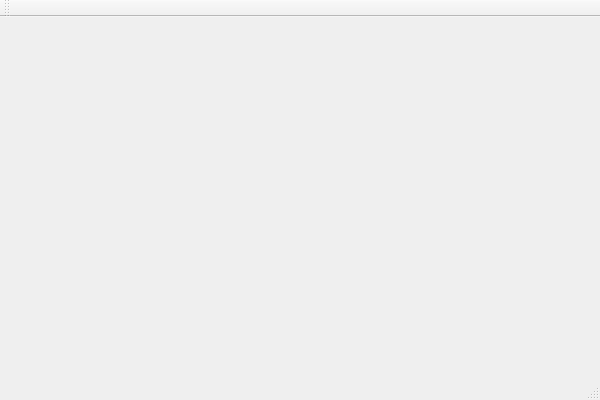
The window that QtWidgetsApplication3.ui (nuaajc-lab107/socket__demo) describes before a commit, drawn with Qt 5.
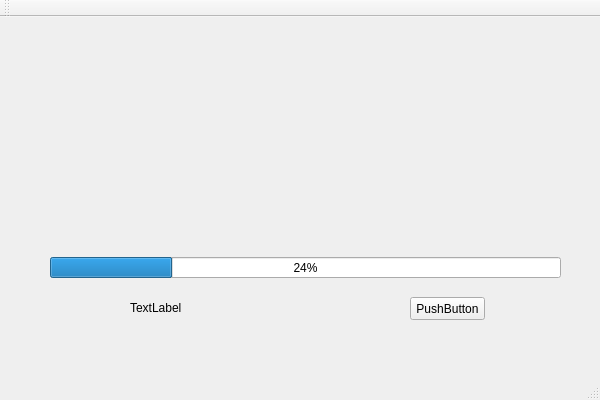
The same window after the commit.

Commit message: 主体界面搭建Initialization

The edit to the form file:
```diff
--- a/QtWidgetsApplication3.ui
+++ b/QtWidgetsApplication3.ui
@@ -13,7 +13,47 @@
   <property name="windowTitle">
    <string>QtWidgetsApplication3</string>
   </property>
-  <widget class="QWidget" name="centralWidget"/>
+  <widget class="QWidget" name="centralWidget">
+   <widget class="QPushButton" name="startButton">
+    <property name="geometry">
+     <rect>
+      <x>410</x>
+      <y>280</y>
+      <width>75</width>
+      <height>23</height>
+     </rect>
+    </property>
+    <property name="text">
+     <string>PushButton</string>
+    </property>
+   </widget>
+   <widget class="QProgressBar" name="progressBar">
+    <property name="geometry">
+     <rect>
+      <x>50</x>
+      <y>240</y>
+      <width>511</width>
+      <height>21</height>
+     </rect>
+    </property>
+    <property name="value">
+     <number>24</number>
+    </property>
+   </widget>
+   <widget class="QLabel" name="StatusLabel">
+    <property name="geometry">
+     <rect>
+      <x>130</x>
+      <y>280</y>
+      <width>221</width>
+      <height>21</height>
+     </rect>
+    </property>
+    <property name="text">
+     <string>TextLabel</string>
+    </property>
+   </widget>
+  </widget>
   <widget class="QMenuBar" name="menuBar">
    <property name="geometry">
     <rect>
```
The commit also changes 2 other files.
